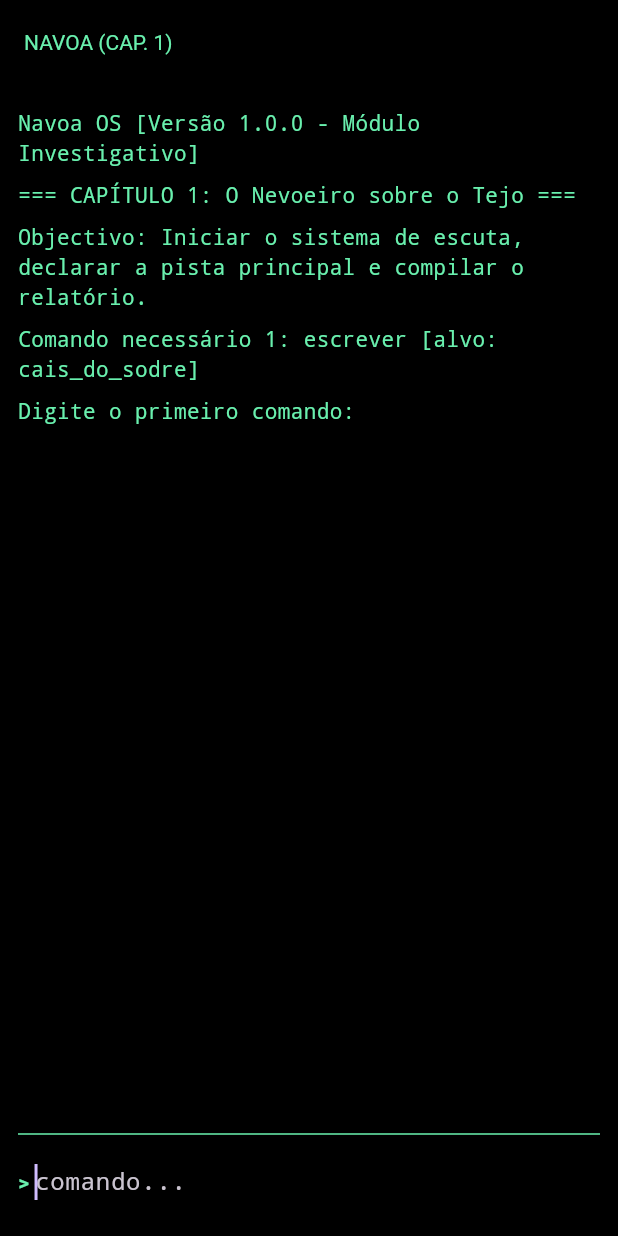
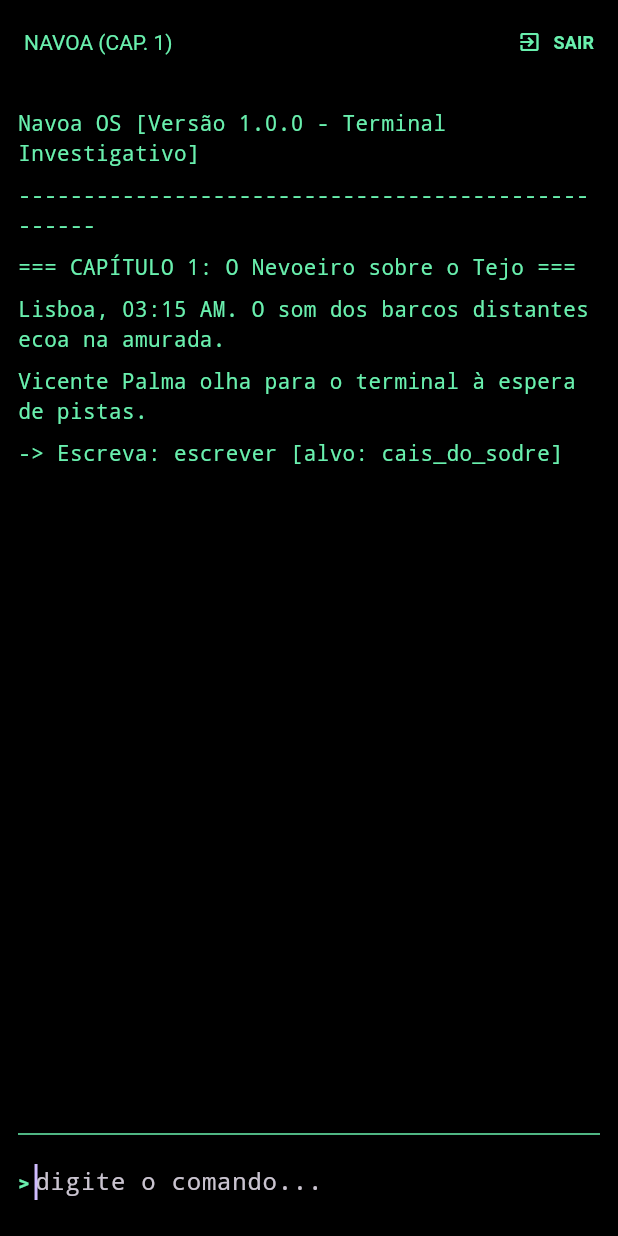
Before and after one commit to lumigrsa-prog/Navoa, a Flutter app: the screen it shows after launch, after a tap on "Português", after a tap on "SALTAR >>", on a phone screen of 412 x 824 dp. Run offline on Flutter 3.47's test engine with Material 3 defaults, Android fonts, the phone set to English and light mode, and no system bars.

Commit message:
feat: adiciona botao de sair dedicado no AppBar do terminal

```diff
--- a/lib/main.dart
+++ b/lib/main.dart
@@ -136,11 +136,13 @@ class IntroScreen extends StatelessWidget {
               ),
               const Spacer(),
               const Text(
-                'A iniciar sistema...\n\nBem-vindo ao Navoa OS.\nUm ecossistema retro noir sobre o Tejo onde cada capítulo guia o utilizador através de múltiplos comandos para criar um programa elaborado.',
+                'A cidade dorme sob uma camada espessa de nevoeiro que sobe do Tejo. As lâmpadas de vapor de sódio pintam as ruas de âmbar sujo.\n\n'
+                'No escritório escuro da Madragoa, o detetive Vicente Palma acende um cigarro cujos anéis de fumo se dissolvem na penumbra do monitor CRT.\n\n'
+                'Bem-vindo ao Navoa OS. Aqui, a programação e a investigação noir fundem-se.',
                 style: TextStyle(
                   color: Colors.greenAccent,
-                  fontSize: 16,
-                  height: 1.5,
+                  fontSize: 15,
+                  height: 1.6,
                   fontFamily: 'monospace',
                 ),
               ),
@@ -160,7 +162,7 @@ class IntroScreen extends StatelessWidget {
                     );
                   },
                   child: const Text(
-                    'INICIAR TERMINAL',
+                    'ENTRAR NO ESCRITÓRIO',
                     style: TextStyle(fontWeight: FontWeight.bold, letterSpacing: 1.5),
                   ),
                 ),
@@ -188,11 +190,12 @@ class _TerminalScreenState extends State<TerminalScreen> {
   bool chapterCompleted = false;
 
   final List<String> _history = [
-    'Navoa OS [Versão 1.0.0 - Módulo Investigativo]',
+    'Navoa OS [Versão 1.0.0 - Terminal Investigativo]',
+    '--------------------------------------------------',
     '=== CAPÍTULO 1: O Nevoeiro sobre o Tejo ===',
-    'Objectivo: Iniciar o sistema de escuta, declarar a pista principal e compilar o relatório.',
-    'Comando necessário 1: escrever [alvo: cais_do_sodre]',
-    'Digite o primeiro comando:\n'
+    'Lisboa, 03:15 AM. O som dos barcos distantes ecoa na amurada.',
+    'Vicente Palma olha para o terminal à espera de pistas.',
+    '-> Escreva: escrever [alvo: cais_do_sodre]'
   ];
 
   @override
@@ -202,14 +205,20 @@ class _TerminalScreenState extends State<TerminalScreen> {
     super.dispose();
   }
 
+  void _exitToMenu() {
+    Navigator.pushReplacement(
+      context,
+      MaterialPageRoute(builder: (context) => const LanguageSelectScreen()),
+    );
+  }
+
   void _handleCommand(String input) {
     setState(() {
-      // Limpeza profunda de espaços e caracteres invisíveis
       String cmd = input.trim().toLowerCase().replaceAll(RegExp(r'\s+'), ' ');
       _history.add('> $input');
 
       if (cmd == 'ajuda') {
-        _history.add('Comandos disponíveis: progresso, reiniciar, limpar, sair');
+        _history.add('Comandos: progresso, reiniciar, limpar, sair');
         _focusNode.requestFocus();
         return;
       }
@@ -219,45 +228,67 @@ class _TerminalScreenState extends State<TerminalScreen> {
         return;
       }
       if (cmd == 'sair') {
-        Navigator.pushReplacement(
-          context,
-          MaterialPageRoute(builder: (context) => const LanguageSelectScreen()),
-        );
+        _exitToMenu();
         return;
       }
 
       if (currentChapter == 1) {
         if (stepInChapter == 0 && cmd.startsWith('escrever ')) {
-          _history.add('[OK] Alvo registado. Comando 2: definir sombraco vicente');
+          _history.add('\n[REGISTO] A humidade condensa-se no vidro. O cais está deserto.');
+          _history.add('-> Próximo passo: definir sombraco vicente');
           stepInChapter++;
         } else if (stepInChapter == 1 && cmd.startsWith('definir sombraco ')) {
-          _history.add('[OK] Detetive atribuído. Comando 3: compilar_caso');
+          _history.add('\n[DETETIVE] Vicente assume o caso nas sombras.');
+          _history.add('-> Passo final do cap. 1: compilar_caso');
           stepInChapter++;
         } else if (stepInChapter == 2 && cmd == 'compilar_caso') {
-          _history.add('\n*** CAPÍTULO 1 CONCLUÍDO! Digite "proximo" para avançar. ***\n');
+          _history.add('\n*** CAPÍTULO 1 CONCLUÍDO ***');
+          _history.add('O relatório ganha forma no ecrã verde phosphor.');
+          _history.add('-> Digite "proximo" para entrar nas brumas do Capítulo 2.');
           chapterCompleted = true;
           stepInChapter = 0;
         } else if (chapterCompleted && cmd == 'proximo') {
           currentChapter = 2;
           chapterCompleted = false;
-          _history.add('=== CAPÍTULO 2: Sombras na Madragoa ===\nComando necessário 1: varrer madragoa');
+          _history.add('\n--------------------------------------------------');
+          _history.add('=== CAPÍTULO 2: Sombras na Madragoa ===');
+          _history.add('As ruelas estreitas escondem passos apressados e segredos antigos.');
+          _history.add('-> Escreva: varrer madragoa');
         } else {
-          _history.add('[Erro] Comando inválido para este passo. Digite "ajuda".');
+          _history.add('[Noir] O eco responde na sala vazia. Tente o comando correto ou digite "ajuda".');
         }
       } else if (currentChapter == 2) {
-        if (stepInChapter == 0 && (cmd == 'varrer madragoa' || (cmd.contains('varrer') && cmd.contains('madrag')))) {
-          _history.add('[OK] Área varrida com sucesso. Comando 2: analisar ruelas');
+        if (stepInChapter == 0 && (cmd == 'varrer madragoa' || cmd.contains('varrer'))) {
+          _history.add('\n[INVESTIGAÇÃO] A vassoura de palha agita o pó sob a luz ténue do candeeiro.');
+          _history.add('-> Próximo passo: analisar ruelas');
           stepInChapter++;
-        } else if (stepInChapter == 1 && cmd == 'analisar ruelas') {
-          _history.add('\n*** CAPÍTULO 2 CONCLUÍDO! O caso avança nas brumas de Lisboa. ***\n');
+        } else if (stepInChapter == 1 && (cmd == 'analisar ruelas' || cmd.contains('analisar'))) {
+          _history.add('\n*** CAPÍTULO 2 CONCLUÍDO ***');
+          _history.add('Encontraste um bilhete amarrotado no chão com o selo da Alfândega.');
+          _history.add('-> Digite "proximo" para avançar para o Capítulo 3.');
+          chapterCompleted = true;
+          stepInChapter = 0;
+        } else if (chapterCompleted && cmd == 'proximo') {
+          currentChapter = 3;
+          chapterCompleted = false;
+          _history.add('\n--------------------------------------------------');
+          _history.add('=== CAPÍTULO 3: O Cais do Tejo ===');
+          _history.add('O vento corta como lâmina fria junto à água escura.');
+          _history.add('-> Escreva: interceptar navio');
+        } else {
+          _history.add('[Noir] A neblina confunde os sentidos. Escreva exatamente o comando pedido.');
+        }
+      } else if (currentChapter == 3) {
+        if (stepInChapter == 0 && cmd.contains('interceptar')) {
+          _history.add('\n[CLÍMAX] Os cabos soltam-se. O mistério do Tejo começa a desvendar-se...');
+          _history.add('\n*** PARABÉNS! CONCLUÍSTE O ECOSSISTEMA NAVOA COM SUCESSO! ***');
           chapterCompleted = true;
         } else {
-          _history.add('[Erro] Escreva exatamente: varrer madragoa');
+          _history.add('[Noir] O tempo esgota-se. Escreva: interceptar navio');
         }
       }
     });
     _controller.clear();
-    // Mantém sempre o foco ativo no campo de texto após submeter
     FocusScope.of(context).requestFocus(_focusNode);
   }
 
@@ -270,6 +301,14 @@ class _TerminalScreenState extends State<TerminalScreen> {
         backgroundColor: Colors.black,
         title: Text('NAVOA (CAP. $currentChapter)', style: const TextStyle(color: green, fontSize: 14)),
         iconTheme: const IconThemeData(color: green),
+        actions: [
+          TextButton.icon(
+            style: TextButton.styleFrom(foregroundColor: green),
+            onPressed: _exitToMenu,
+            icon: const Icon(Icons.exit_to_app, size: 16),
+            label: const Text('SAIR', style: TextStyle(fontWeight: FontWeight.bold, fontSize: 12)),
+          ),
+        ],
       ),
       body: Padding(
         padding: const EdgeInsets.all(12.0),
@@ -296,7 +335,7 @@ class _TerminalScreenState extends State<TerminalScreen> {
                     focusNode: _focusNode,
                     autofocus: true,
                     style: const TextStyle(color: green, fontFamily: 'monospace'),
-                    decoration: const InputDecoration(border: InputBorder.none, hintText: 'comando...'),
+                    decoration: const InputDecoration(border: InputBorder.none, hintText: 'digite o comando...'),
                     onSubmitted: _handleCommand,
                   ),
                 ),
```
